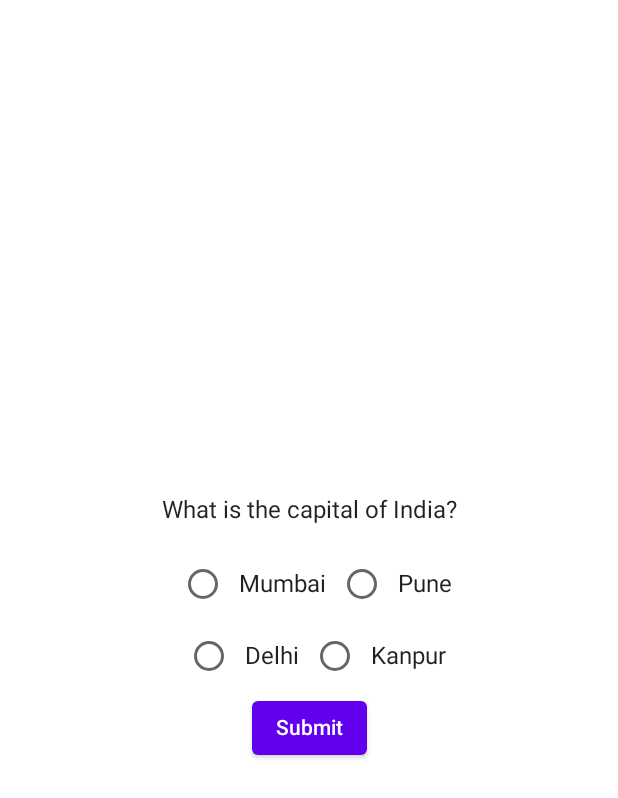
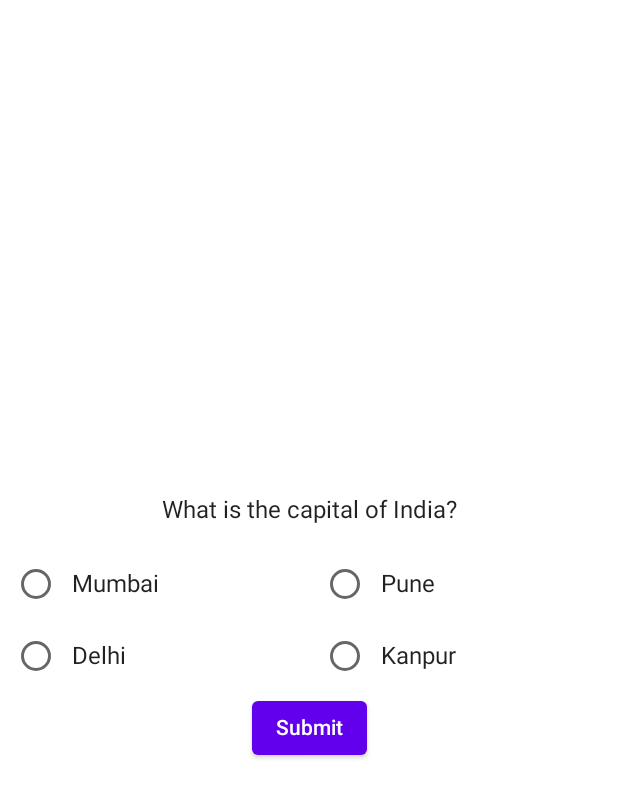
Before and after one commit to SaurabhSangpal/Quiz, an Android app built with Jetpack Compose: the screen it shows after launch (MainActivity), on a phone screen of 412 x 824 dp. Shown: the top 798 px of the screen. Run offline under Robolectric (Android 15) with nearby library versions, the phone set to English and light mode, and no system bars.

Commit message:
Fix UI alignment

```diff
--- a/app/src/main/java/com/sangpal/quiz/MainActivity.kt
+++ b/app/src/main/java/com/sangpal/quiz/MainActivity.kt
@@ -1,10 +1,12 @@
 package com.sangpal.quiz
 
 import android.os.Bundle
+import android.widget.RadioGroup
 import androidx.activity.ComponentActivity
 import androidx.activity.compose.setContent
 import androidx.compose.foundation.background
 import androidx.compose.foundation.border
+import androidx.compose.foundation.clickable
 import androidx.compose.foundation.layout.*
 import androidx.compose.foundation.lazy.LazyColumn
 import androidx.compose.material.*
@@ -13,6 +15,7 @@ import androidx.compose.ui.Alignment
 import androidx.compose.ui.Modifier
 import androidx.compose.ui.graphics.Color
 import androidx.compose.ui.tooling.preview.Preview
+import androidx.compose.ui.unit.Dp
 import androidx.compose.ui.unit.dp
 import com.sangpal.quiz.ui.theme.QuizTheme
 
@@ -77,19 +80,35 @@ fun DisplayQuestion(question: Question) {
             verticalAlignment = Alignment.CenterVertically,
             horizontalArrangement = Arrangement.SpaceEvenly
         ) {
-            RadioButton(selected = false, onClick = { selectAnswer(1) })
-            Text(question.optionA)
-            RadioButton(selected = false, onClick = { selectAnswer(2) })
-            Text(question.optionB)
+            Column(Modifier.weight(0.5f)) {
+                Row(verticalAlignment = Alignment.CenterVertically) {
+                    RadioButton(selected = (selectedAnswer == 1), onClick = { selectAnswer(1) })
+                    Text(question.optionA)
+                }
+            }
+            Column(Modifier.weight(0.5f)) {
+                Row(verticalAlignment = Alignment.CenterVertically) {
+                    RadioButton(selected = (selectedAnswer == 2), onClick = { selectAnswer(2) })
+                    Text(question.optionB)
+                }
+            }
         }
         Row(
             verticalAlignment = Alignment.CenterVertically,
             horizontalArrangement = Arrangement.SpaceEvenly
         ) {
-            RadioButton(selected = false, onClick = { selectAnswer(3) })
-            Text(question.optionC)
-            RadioButton(selected = false, onClick = { selectAnswer(4) })
-            Text(question.optionD)
+            Column(Modifier.weight(0.5f)) {
+                Row(verticalAlignment = Alignment.CenterVertically) {
+                    RadioButton(selected = (selectedAnswer == 3), onClick = { selectAnswer(3) })
+                    Text(question.optionC)
+                }
+            }
+            Column(Modifier.weight(0.5f)) {
+                Row(verticalAlignment = Alignment.CenterVertically) {
+                    RadioButton(selected = (selectedAnswer == 4), onClick = { selectAnswer(4) })
+                    Text(question.optionD)
+                }
+            }
         }
         // Submit button
         Row(
@@ -125,7 +144,8 @@ fun TableScreen() {
     LazyColumn(
         Modifier
             .fillMaxSize()
-            .padding(16.dp)) {
+            .padding(16.dp)
+    ) {
         item {
             Row(Modifier.background(Color.Gray)) {
                 TableCell(text = "Column 1", weight = column1Weight)
```
